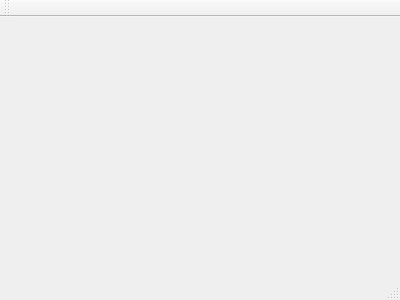
First picture: the form in mainwindow.ui, repository wystephen/DataCollector, before the edit.
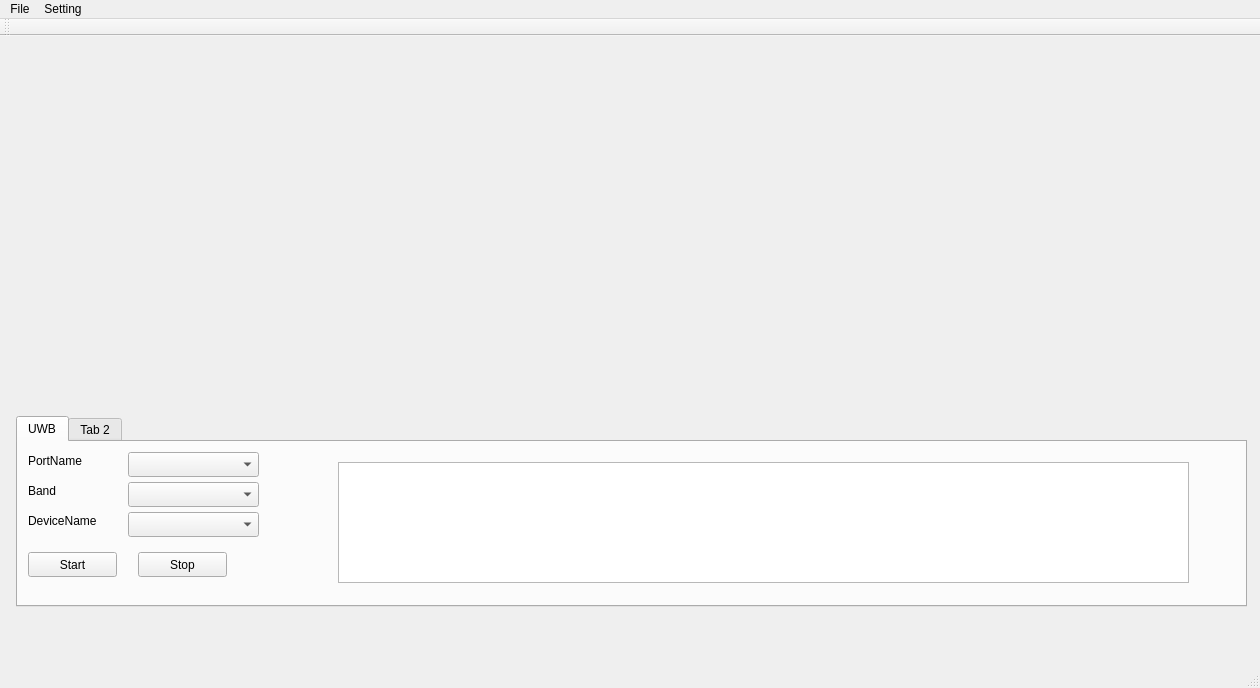
Second picture: the form after the edit.

Patch:
```diff
--- a/mainwindow.ui
+++ b/mainwindow.ui
@@ -1,24 +1,229 @@
 <ui version="4.0">
  <class>MainWindow</class>
- <widget class="QMainWindow" name="MainWindow" >
-  <property name="geometry" >
+ <widget class="QMainWindow" name="MainWindow">
+  <property name="geometry">
    <rect>
     <x>0</x>
     <y>0</y>
-    <width>400</width>
-    <height>300</height>
+    <width>1260</width>
+    <height>688</height>
    </rect>
   </property>
   <property name="windowTitle" >
    <string>MainWindow</string>
   </property>
-  <widget class="QMenuBar" name="menuBar" />
-  <widget class="QToolBar" name="mainToolBar" />
-  <widget class="QWidget" name="centralWidget" />
-  <widget class="QStatusBar" name="statusBar" />
+  <widget class="QWidget" name="centralWidget">
+   <widget class="QWidget" name="camWidget" native="true">
+    <property name="geometry">
+     <rect>
+      <x>19</x>
+      <y>9</y>
+      <width>1221</width>
+      <height>351</height>
+     </rect>
+    </property>
+    <property name="minimumSize">
+     <size>
+      <width>1221</width>
+      <height>351</height>
+     </size>
+    </property>
+   </widget>
+   <widget class="QTabWidget" name="tabWidget">
+    <property name="geometry">
+     <rect>
+      <x>16</x>
+      <y>380</y>
+      <width>1231</width>
+      <height>191</height>
+     </rect>
+    </property>
+    <property name="minimumSize">
+     <size>
+      <width>1231</width>
+      <height>191</height>
+     </size>
+    </property>
+    <widget class="QWidget" name="uwb_tab">
+     <attribute name="title">
+      <string>UWB</string>
+     </attribute>
+     <widget class="QComboBox" name="comboBox">
+      <property name="geometry">
+       <rect>
+        <x>110</x>
+        <y>10</y>
+        <width>131</width>
+        <height>25</height>
+       </rect>
+      </property>
+     </widget>
+     <widget class="QComboBox" name="comboBox_2">
+      <property name="geometry">
+       <rect>
+        <x>110</x>
+        <y>40</y>
+        <width>131</width>
+        <height>25</height>
+       </rect>
+      </property>
+     </widget>
+     <widget class="QComboBox" name="comboBox_3">
+      <property name="geometry">
+       <rect>
+        <x>110</x>
+        <y>70</y>
+        <width>131</width>
+        <height>25</height>
+       </rect>
+      </property>
+     </widget>
+     <widget class="QPushButton" name="pushButton">
+      <property name="geometry">
+       <rect>
+        <x>10</x>
+        <y>110</y>
+        <width>89</width>
+        <height>25</height>
+       </rect>
+      </property>
+      <property name="text">
+       <string>Start</string>
+      </property>
+     </widget>
+     <widget class="QPushButton" name="pushButton_2">
+      <property name="geometry">
+       <rect>
+        <x>120</x>
+        <y>110</y>
+        <width>89</width>
+        <height>25</height>
+       </rect>
+      </property>
+      <property name="text">
+       <string>Stop</string>
+      </property>
+     </widget>
+     <widget class="QLabel" name="label">
+      <property name="geometry">
+       <rect>
+        <x>10</x>
+        <y>10</y>
+        <width>81</width>
+        <height>17</height>
+       </rect>
+      </property>
+      <property name="text">
+       <string>PortName</string>
+      </property>
+     </widget>
+     <widget class="QLabel" name="label_2">
+      <property name="geometry">
+       <rect>
+        <x>10</x>
+        <y>40</y>
+        <width>67</width>
+        <height>17</height>
+       </rect>
+      </property>
+      <property name="text">
+       <string>Band</string>
+      </property>
+     </widget>
+     <widget class="QLabel" name="label_3">
+      <property name="geometry">
+       <rect>
+        <x>10</x>
+        <y>70</y>
+        <width>91</width>
+        <height>17</height>
+       </rect>
+      </property>
+      <property name="text">
+       <string>DeviceName</string>
+      </property>
+     </widget>
+     <widget class="QTextBrowser" name="textBrowser">
+      <property name="geometry">
+       <rect>
+        <x>320</x>
+        <y>20</y>
+        <width>851</width>
+        <height>121</height>
+       </rect>
+      </property>
+     </widget>
+    </widget>
+    <widget class="QWidget" name="tab_2">
+     <attribute name="title">
+      <string>Tab 2</string>
+     </attribute>
+    </widget>
+   </widget>
+  </widget>
+  <widget class="QMenuBar" name="menuBar">
+   <property name="geometry">
+    <rect>
+     <x>0</x>
+     <y>0</y>
+     <width>1260</width>
+     <height>22</height>
+    </rect>
+   </property>
+   <widget class="QMenu" name="menuFile">
+    <property name="title">
+     <string>File</string>
+    </property>
+    <addaction name="actionStart_Record"/>
+    <addaction name="actionStop_Record"/>
+   </widget>
+   <widget class="QMenu" name="menuSetting">
+    <property name="title">
+     <string>Setting</string>
+    </property>
+    <addaction name="actionMYNTD"/>
+    <addaction name="actionIMU"/>
+    <addaction name="actionUWB"/>
+   </widget>
+   <addaction name="menuFile"/>
+   <addaction name="menuSetting"/>
+  </widget>
+  <widget class="QToolBar" name="mainToolBar">
+   <attribute name="toolBarArea">
+    <enum>TopToolBarArea</enum>
+   </attribute>
+   <attribute name="toolBarBreak">
+    <bool>false</bool>
+   </attribute>
+  </widget>
+  <widget class="QStatusBar" name="statusBar"/>
+  <action name="actionStart_Record">
+   <property name="text">
+    <string>Start Record</string>
+   </property>
+  </action>
+  <action name="actionStop_Record">
+   <property name="text">
+    <string>Stop Record</string>
+   </property>
+  </action>
+  <action name="actionMYNTD">
+   <property name="text">
+    <string>MYNTD</string>
+   </property>
+  </action>
+  <action name="actionIMU">
+   <property name="text">
+    <string>IMU</string>
+   </property>
+  </action>
+  <action name="actionUWB">
+   <property name="text">
+    <string>UWB</string>
+   </property>
+  </action>
  </widget>
- <layoutDefault spacing="6" margin="11" />
- <pixmapfunction></pixmapfunction>
+ <layoutdefault spacing="6" margin="11"/>
  <resources/>
  <connections/>
 </ui>
```
Left out of the diff: 3 changed lines with no effect on the pictures.
